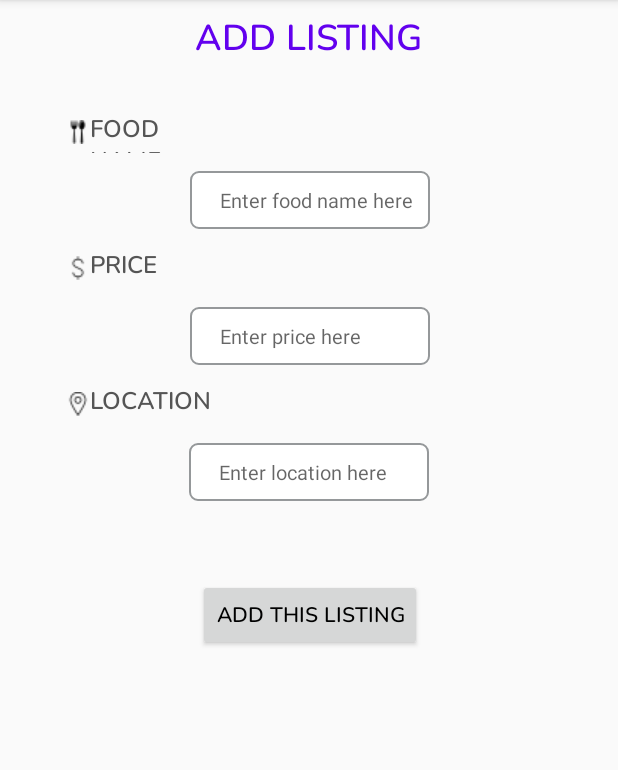
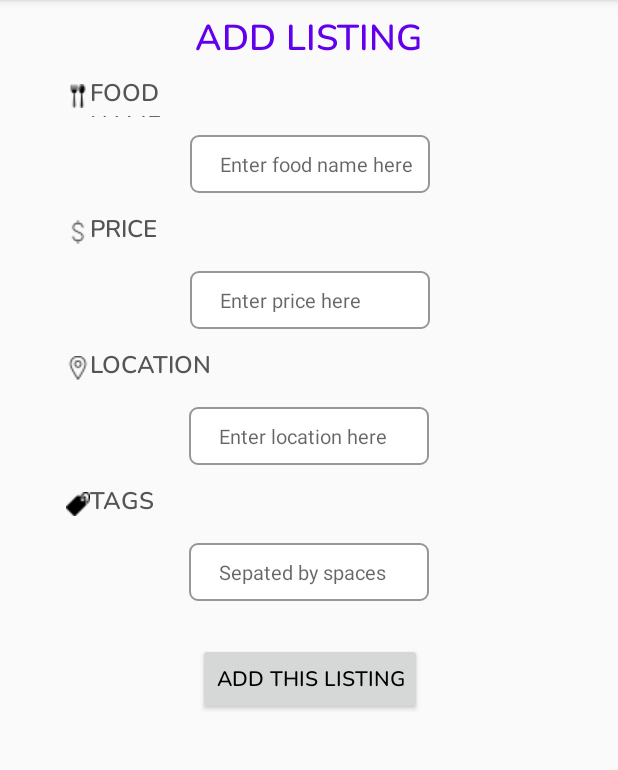
Before and after one commit to yangray1/BreadWinner, an Android app: the fragment AddListing shown on its own in the app's theme, on a phone screen of 412 x 824 dp, the part 84-854 px from its top. Run offline under Robolectric (Android 15) with nearby library versions, the phone set to English and light mode, and no system bars; network calls fail.

Commit message:
commited files for now

```diff
--- a/Front-end-template/app/src/main/res/layout/add_listing.xml
+++ b/Front-end-template/app/src/main/res/layout/add_listing.xml
@@ -9,12 +9,11 @@
     <!--food name-->
     <EditText
         android:id="@+id/get_food_name"
-        android:textSize="13sp"
         android:layout_width="wrap_content"
         android:layout_height="wrap_content"
         android:layout_marginStart="8dp"
         android:layout_marginLeft="8dp"
-        android:layout_marginTop="72dp"
+        android:layout_marginTop="48dp"
         android:layout_marginEnd="8dp"
         android:layout_marginRight="8dp"
         android:background="@drawable/search_layout"
@@ -24,8 +23,9 @@
         android:paddingLeft="20dp"
         android:paddingTop="10dp"
         android:paddingBottom="10dp"
+        android:textSize="13sp"
         app:layout_constraintEnd_toEndOf="parent"
-        app:layout_constraintHorizontal_bias="0.503"
+        app:layout_constraintHorizontal_bias="0.504"
         app:layout_constraintStart_toStartOf="parent"
         app:layout_constraintTop_toBottomOf="@+id/add_listing_header" />
 
@@ -123,6 +123,45 @@
         app:layout_constraintStart_toStartOf="parent"
         app:layout_constraintTop_toBottomOf="@+id/get_price" />
 
+    <!--tags-->
+
+    <TextView
+        android:id="@+id/tags_header"
+        android:layout_width="101dp"
+        android:layout_height="27dp"
+        android:layout_marginStart="44dp"
+        android:layout_marginLeft="44dp"
+        android:layout_marginBottom="12dp"
+        android:drawableLeft="@drawable/icon_tag"
+        android:fontFamily="@font/nunito_bold"
+        android:text="TAGS"
+        android:textColor="#555555"
+        android:textSize="16sp"
+        app:fontFamily="@font/nunito_semibold"
+        app:layout_constraintBottom_toTopOf="@+id/get_tags"
+        app:layout_constraintStart_toStartOf="parent" />
+
+    <EditText
+        android:id="@+id/get_tags"
+        android:layout_width="wrap_content"
+        android:layout_height="wrap_content"
+        android:layout_marginStart="8dp"
+        android:layout_marginLeft="8dp"
+        android:layout_marginTop="52dp"
+        android:layout_marginEnd="8dp"
+        android:layout_marginRight="8dp"
+        android:background="@drawable/search_layout"
+        android:ems="10"
+        android:hint="Sepated by spaces"
+        android:inputType="textPersonName"
+        android:paddingLeft="20dp"
+        android:paddingTop="10dp"
+        android:paddingBottom="10dp"
+        android:textSize="13sp"
+        app:layout_constraintEnd_toEndOf="parent"
+        app:layout_constraintStart_toStartOf="parent"
+        app:layout_constraintTop_toBottomOf="@+id/get_location" />
+
     <!--add listing heading at the top-->
     <TextView
         android:id="@+id/add_listing_header"
@@ -149,7 +188,7 @@
         android:layout_height="wrap_content"
         android:layout_marginStart="8dp"
         android:layout_marginLeft="8dp"
-        android:layout_marginTop="52dp"
+        android:layout_marginTop="28dp"
         android:layout_marginEnd="8dp"
         android:layout_marginRight="8dp"
         android:fontFamily="@font/nunito_semibold"
@@ -158,6 +197,6 @@
         app:layout_constraintEnd_toEndOf="parent"
         app:layout_constraintHorizontal_bias="0.502"
         app:layout_constraintStart_toStartOf="parent"
-        app:layout_constraintTop_toBottomOf="@+id/get_location" />
+        app:layout_constraintTop_toBottomOf="@+id/get_tags" />
 
 </android.support.constraint.ConstraintLayout>
```
Also changed, not shown: Front-end-template/app/src/main/java/com/example/crystalyip/csc301/AddListing.java (+102 -1 lines), Front-end-template/app/src/main/res/drawable/icon_tag.png (added).
